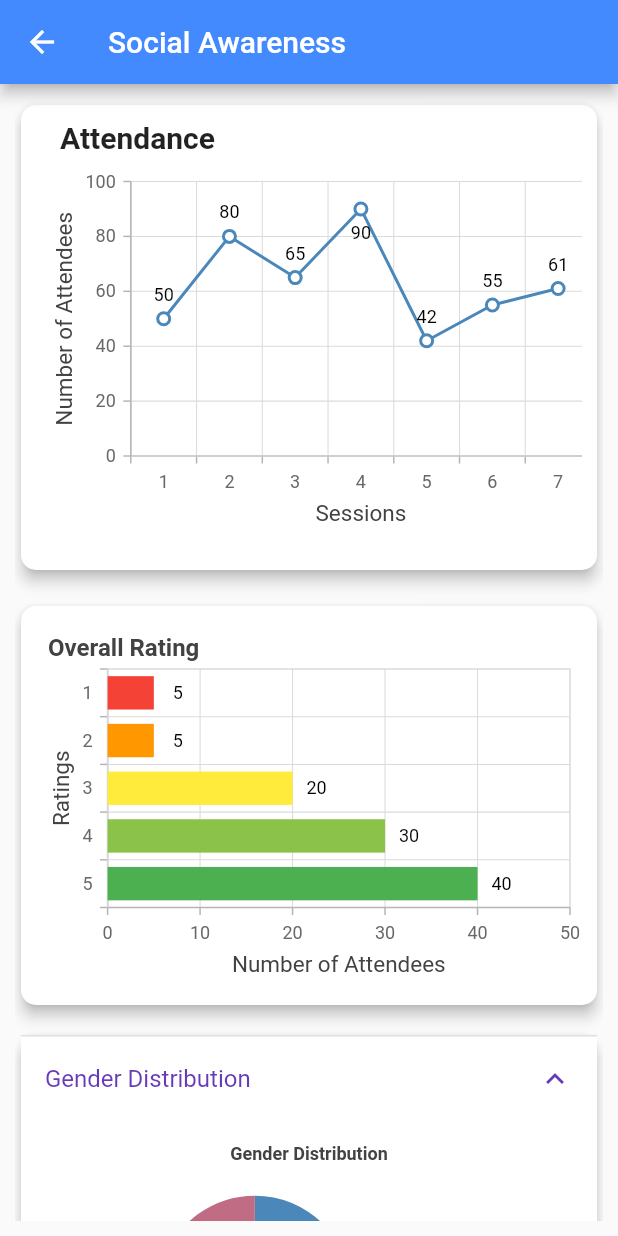
After one commit to gunjanverma0405/RiseUp-Tracker, a Flutter app: the socialAwarenessDashboard screen opened directly, after a tap on "Gender Distribution", on a phone screen of 412 x 824 dp. The commit adds this screen. Run offline on Flutter 3.47's test engine with Material 2 defaults, Android fonts, the phone set to English and light mode, and no system bars; our stand-ins replace firebase_auth, firebase_core, google_sign_in, intl_phone_number_input, syncfusion_flutter_charts; accounts and stored records are empty.

Commit message:
Adding social awareness dashboard

```diff
--- a/lib/screens/AdminLoginPage.dart
+++ b/lib/screens/AdminLoginPage.dart
@@ -1,8 +1,9 @@
 import 'package:flutter/material.dart';
+import 'package:riseuptracker/screens/socialAwareness/socialAwarenessDashboard.dart';
 import 'package:riseuptracker/widgets/custom_textfield.dart';
 
 class AdminLoginPage extends StatefulWidget {
-  const AdminLoginPage({super.key});
+  const AdminLoginPage({Key? key}) : super(key: key);
 
   @override
   State<AdminLoginPage> createState() => _AdminLoginPageState();
@@ -11,6 +12,7 @@ class AdminLoginPage extends StatefulWidget {
 class _AdminLoginPageState extends State<AdminLoginPage> {
   final TextEditingController emailController = TextEditingController();
   final TextEditingController passwordController = TextEditingController();
+  final GlobalKey<FormState> _formKey = GlobalKey<FormState>();
 
   @override
   void dispose() {
@@ -34,6 +36,8 @@ class _AdminLoginPageState extends State<AdminLoginPage> {
       body: Material(
         color: Colors.white,
         child: SingleChildScrollView(
+          child: Form(
+            key: _formKey,
             child: Column(
               children: [
                 Padding(
@@ -66,10 +70,16 @@ class _AdminLoginPageState extends State<AdminLoginPage> {
                     children: [
                       Container(
                         margin: const EdgeInsets.symmetric(horizontal: 25),
-                      child: CustomTextField(
+                        child: TextFormField(
                           controller: emailController,
-                        hintText: 'Enter your user ID',
+                          decoration: const InputDecoration(labelText: 'Enter userID'),
                           obscureText: false,
+                          validator: (value) {
+                            if (value!.isEmpty || value != "admin") {
+                              return 'Please enter a valid userID';
+                            }
+                            return null;
+                          },
                         ),
                       ),
                       const SizedBox(
@@ -77,10 +87,16 @@ class _AdminLoginPageState extends State<AdminLoginPage> {
                       ),
                       Container(
                         margin: const EdgeInsets.symmetric(horizontal: 25),
-                      child: CustomTextField(
+                        child: TextFormField(
                           controller: passwordController,
-                        hintText: 'Enter your password',
+                          decoration: const InputDecoration(labelText: 'Enter password'),
                           obscureText: true,
+                          validator: (value) {
+                            if (value!.isEmpty || value != "12345") {
+                              return 'Please enter a valid password';
+                            }
+                            return null;
+                          },
                         ),
                       ),
                       const SizedBox(
@@ -90,6 +106,16 @@ class _AdminLoginPageState extends State<AdminLoginPage> {
                         color: Colors.deepPurpleAccent,
                         borderRadius: BorderRadius.circular(50),
                         child: InkWell(
+                          onTap: () {
+                            if (_formKey.currentState!.validate()) {
+                              // Perform login logic here
+                              Navigator.push(
+                                context,
+                                MaterialPageRoute(builder: (context) => socialAwarenessDashboard()),
+                              );
+                              // Navigate to the admin dashboard or perform required actions
+                            }
+                          },
                           child: AnimatedContainer(
                             duration: const Duration(seconds: 1),
                             width: 250,
@@ -116,6 +142,7 @@ class _AdminLoginPageState extends State<AdminLoginPage> {
             ),
           ),
         ),
+      ),
     );
   }
 }
--- a/lib/screens/attendeeLoginPage.dart
+++ b/lib/screens/attendeeLoginPage.dart
@@ -182,12 +182,12 @@ class _AttendeeLoginPageState extends State<AttendeeLoginPage> {
                               Image(
                                   image: AssetImage(
                                       "assets/images/google_logo.png"),
-                                  height: 35.0),
-                              SizedBox(width: 30.0),
+                                  height: 40.0),
+                              SizedBox(width: 25.0),
                               Text(
-                                'Sign in with Google',
+                                'Sign up with Google',
                                 style: TextStyle(
-                                  fontSize: 18,
+                                  fontSize: 20,
                                   fontWeight: FontWeight.bold,
                                   color: Colors.deepPurpleAccent,
                                 ),
--- a/lib/screens/signup_page.dart
+++ b/lib/screens/signup_page.dart
@@ -91,7 +91,7 @@ class _RegistrationFormState extends State<RegistrationForm> {
                         controller: _dobController,
                         decoration: const InputDecoration(
                           icon: Icon(Icons.calendar_today),
-                          labelText: "Enter Date of Birth",
+                          labelText: "Enter your Date of Birth",
                         ),
                         readOnly: true,
                         onTap: () async {
--- /dev/null
+++ b/lib/screens/socialAwareness/DemographicPieChart.dart
@@ -0,0 +1,63 @@
+import 'package:flutter/material.dart';
+import 'package:syncfusion_flutter_charts/charts.dart';
+
+class DemographicPieChart extends StatelessWidget {
+  final String title;
+  final List<ChartData> data;
+
+  DemographicPieChart({required this.title, required this.data});
+
+  @override
+  Widget build(BuildContext context) {
+    return Container(
+      height: 200, // Adjust the height as needed
+      child: SfCircularChart(
+        title: ChartTitle(
+          text: title,
+          textStyle: TextStyle(
+            fontWeight: FontWeight.bold,
+            fontSize: 12,
+          ),
+        ),
+        legend: Legend(isVisible: true),
+        series: <CircularSeries>[
+          PieSeries<ChartData, String>(
+            dataSource: data,
+            xValueMapper: (ChartData data, _) => data.category,
+            yValueMapper: (ChartData data, _) => data.value,
+            dataLabelSettings: DataLabelSettings(
+              isVisible: true,
+              labelPosition: ChartDataLabelPosition.inside,
+              textStyle: TextStyle(
+                color: Colors.black,
+              ),
+            ),
+          ),
+        ],
+      ),
+    );
+  }
+}
+
+class ChartData {
+  final String category;
+  final double value;
+
+  ChartData(this.category, this.value);
+}
+
+List<ChartData> getGenderData() {
+  return [
+    ChartData('Men', 40),
+    ChartData('Women', 60),
+  ];
+}
+
+List<ChartData> getAgeData() {
+  return [
+    ChartData('Below 20', 20),
+    ChartData('20-35', 40),
+    ChartData('35-50', 30),
+    ChartData('Above 50', 10),
+  ];
+}
--- /dev/null
+++ b/lib/screens/socialAwareness/RatingBarGraph.dart
@@ -0,0 +1,68 @@
+import 'package:flutter/material.dart';
+import 'package:syncfusion_flutter_charts/charts.dart';
+
+class RatingBarGraph extends StatelessWidget {
+  @override
+  Widget build(BuildContext context) {
+    return Container(
+      height: 250,
+      child: SfCartesianChart(
+        title: ChartTitle(
+          text: 'Overall Rating',
+          textStyle: TextStyle(
+            fontWeight: FontWeight.bold,
+            fontSize: 16,
+            fontStyle: FontStyle.normal,
+          ),
+          alignment: ChartAlignment.near,
+        ),
+        primaryXAxis: CategoryAxis(title: AxisTitle(text: 'Ratings')),
+        primaryYAxis: NumericAxis(title: AxisTitle(text: 'Number of Attendees')),
+        series: <BarSeries>[
+          BarSeries<SocialAwarenessSessionData, String>(
+            dataSource: getSocialAwarenessSessionData(),
+            xValueMapper: (SocialAwarenessSessionData data, _) => data.rating,
+            yValueMapper: (SocialAwarenessSessionData data, _) => data.avgCount,
+            enableTooltip: true,
+            dataLabelSettings: DataLabelSettings(isVisible: true),
+            pointColorMapper: (SocialAwarenessSessionData data, _) {
+              if (data.rating == '5') {
+                return Colors.green; // Color for rating 5
+              } else if (data.rating == '4') {
+                return Colors.lightGreen; // Color for rating 4
+              } else if (data.rating == '3') {
+                return Colors.yellow; // Color for rating 3
+              } else if (data.rating == '2') {
+                return Colors.orange; // Color for rating 2
+              } else if (data.rating == '1') {
+                return Colors.red; // Color for rating 1
+              } else {
+                return Colors.blue; // Default color for bars
+              }
+            },
+          ),
+        ],
+        tooltipBehavior: TooltipBehavior(enable: true),
+      ),
+    );
+  }
+}
+
+
+class SocialAwarenessSessionData {
+  final String rating;
+  final int avgCount;
+
+  SocialAwarenessSessionData(this.avgCount, this.rating);
+}
+
+List<SocialAwarenessSessionData> getSocialAwarenessSessionData() {
+  return [
+    SocialAwarenessSessionData(40, '5'),
+    SocialAwarenessSessionData(30, '4'),
+    SocialAwarenessSessionData(20, '3'),
+    SocialAwarenessSessionData(5, '2'),
+    SocialAwarenessSessionData(5, '1'),
+
+  ];
+}
--- /dev/null
+++ b/lib/screens/socialAwareness/attendanceLineChart.dart
@@ -0,0 +1,81 @@
+import 'package:flutter/material.dart';
+import 'package:syncfusion_flutter_charts/charts.dart';
+
+
+
+class AttendanceLineChart extends StatelessWidget {
+  @override
+  Widget build(BuildContext context) {
+    return Container(
+      height: 290,
+      child: SingleChildScrollView(
+        scrollDirection: Axis.horizontal,
+        child: Column(
+          crossAxisAlignment: CrossAxisAlignment.start,
+          children: [
+            Padding(
+              padding: EdgeInsets.only(left: 16.0, bottom: 8.0),
+              child: Text(
+                'Attendance',
+                style: TextStyle(
+                  fontSize: 20,
+                  fontWeight: FontWeight.bold,
+                ),
+              ),
+            ),
+            SizedBox(
+              width: 380,
+              height: 250,// Adjust the width as needed
+              child: SfCartesianChart(
+                primaryXAxis: CategoryAxis(
+                  title: AxisTitle(text: 'Sessions'),
+                ),
+                primaryYAxis: NumericAxis(
+                  title: AxisTitle(text: 'Number of Attendees'),
+                  labelIntersectAction: AxisLabelIntersectAction.multipleRows,
+                ),
+                series: <LineSeries>[
+                  LineSeries<SocialAwarenessSessionData, String>(
+                    dataSource: getSocialAwarenessSessionData(),
+                    xValueMapper: (SocialAwarenessSessionData data, _) => data.sessionName,
+                    yValueMapper: (SocialAwarenessSessionData data, _) => data.attendance,
+                    dataLabelSettings: DataLabelSettings(isVisible: true),
+                    markerSettings: MarkerSettings(
+                      isVisible: true,
+                      shape: DataMarkerType.circle,
+                    ),
+                  ),
+                ],
+                tooltipBehavior: TooltipBehavior(
+                  enable: true,
+                  animationDuration: 500,
+              ),
+            ),
+            ),
+          ],
+        ),
+      ),
+    );
+  }
+}
+
+
+class SocialAwarenessSessionData {
+  final String sessionName;
+  final int attendance;
+
+  SocialAwarenessSessionData(this.sessionName, this.attendance);
+}
+
+
+List<SocialAwarenessSessionData> getSocialAwarenessSessionData() {
+  return [
+    SocialAwarenessSessionData('1', 50),
+    SocialAwarenessSessionData('2', 80),
+    SocialAwarenessSessionData('3', 65),
+    SocialAwarenessSessionData('4', 90),
+    SocialAwarenessSessionData('5', 42),
+    SocialAwarenessSessionData('6', 55),
+    SocialAwarenessSessionData('7', 61),
+  ];
+}
--- /dev/null
+++ b/lib/screens/socialAwareness/socialAwarenessDashboard.dart
@@ -0,0 +1,110 @@
+import 'package:flutter/material.dart';
+import 'package:syncfusion_flutter_charts/charts.dart';
+
+import 'DemographicPieChart.dart';
+import 'RatingBarGraph.dart';
+import 'attendanceLineChart.dart';
+
+class socialAwarenessDashboard extends StatefulWidget {
+  @override
+  _socialAwarenessDashboardState createState() => _socialAwarenessDashboardState();
+}
+
+class _socialAwarenessDashboardState extends State<socialAwarenessDashboard> {
+  bool showGenderChart = false;
+  bool showAgeChart = false;
+
+  @override
+  Widget build(BuildContext context) {
+    return Scaffold(
+      appBar: AppBar(
+        backgroundColor: Colors.blueAccent,
+        title: Text('Social Awareness'),
+      ),
+      body: Padding(
+        padding: EdgeInsets.all(10.0),
+        child: SingleChildScrollView(
+          child: Column(
+            children: [
+              Card(
+                elevation: 4.0,
+                shape: RoundedRectangleBorder(
+                  borderRadius: BorderRadius.circular(10.0),
+                ),
+                child: Padding(
+                  padding: EdgeInsets.all(10.0),
+                  child: AttendanceLineChart(),
+                ),
+              ),
+              SizedBox(height: 16.0),
+              Card(
+                elevation: 4.0,
+                shape: RoundedRectangleBorder(
+                  borderRadius: BorderRadius.circular(10.0),
+                ),
+                child: Padding(
+                  padding: EdgeInsets.all(8.0),
+                  child: RatingBarGraph(),
+                ),
+              ),
+              SizedBox(height: 12.0),
+              Card(
+                elevation: 4.0,
+                shape: RoundedRectangleBorder(
+                  borderRadius: BorderRadius.circular(10.0),
+                ),
+                child: ExpansionTile(
+                  title: Text('Gender Distribution'),
+                  collapsedBackgroundColor: Colors.white,
+                  backgroundColor: Colors.white,
+                  onExpansionChanged: (value) {
+                    setState(() {
+                      showGenderChart = value;
+                    });
+                  },
+                  children: [
+                    if (showGenderChart)
+                      Padding(
+                        padding: EdgeInsets.all(5.0),
+                        child: DemographicPieChart(
+                          title: 'Gender Distribution',
+                          data: getGenderData(),
+                        ),
+                      ),
+                  ],
+                ),
+              ),
+              SizedBox(height: 12.0),
+              Card(
+                elevation: 4.0,
+                shape: RoundedRectangleBorder(
+                  borderRadius: BorderRadius.circular(10.0),
+                ),
+                child: ExpansionTile(
+                  title: Text('Age Distribution'),
+                  collapsedBackgroundColor: Colors.white,
+                  backgroundColor: Colors.white,
+                  onExpansionChanged: (value) {
+                    setState(() {
+                      showAgeChart = value;
+                    });
+                  },
+                  children: [
+                    if (showAgeChart)
+                      Padding(
+                        padding: EdgeInsets.all(5.0),
+                        child: DemographicPieChart(
+                          title: 'Age Distribution',
+                          data: getAgeData(),
+                        ),
+                      ),
+                  ],
+                ),
+              ),
+            ],
+          ),
+        ),
+      ),
+    );
+  }
+}
--- a/pubspec.yaml
+++ b/pubspec.yaml
@@ -31,12 +31,15 @@ dependencies:
   cupertino_icons: ^1.0.2
   firebase_auth: ^4.6.2
   firebase_core: ^2.13.1
+
   flutter:
     sdk: flutter
   font_awesome_flutter: ^10.4.0
   google_sign_in: ^6.1.3
   intl: ^0.18.1
   intl_phone_number_input: ^0.7.3+1
+  syncfusion_flutter_charts: ^21.2.9
+
 
 dev_dependencies:
   flutter_lints: ^2.0.0
```
Also changed, not shown: pubspec.lock. Lines whose indentation alone changed are shown as unchanged.
